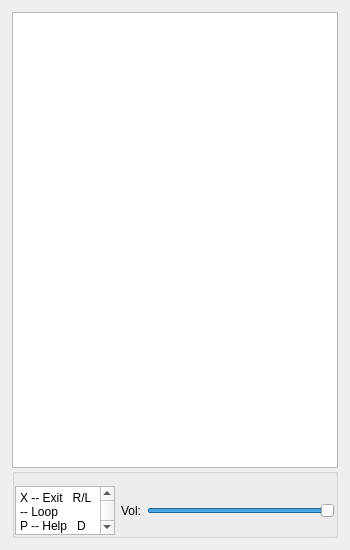
Old version of the form playlistitems.ui in the repository futuregainz/iPlayMovie.
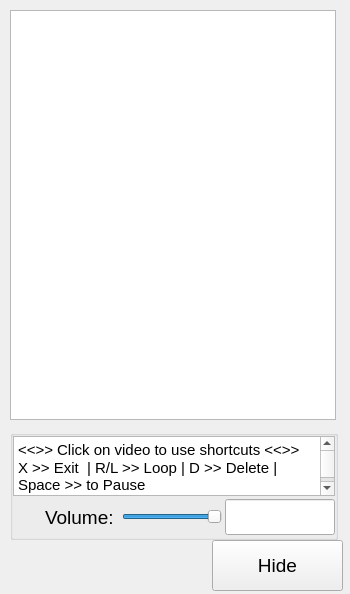
New version of the form.

Commit message: Added display of video playing time and relapsed time

Patch:
```diff
--- a/playlistitems.ui
+++ b/playlistitems.ui
@@ -7,7 +7,7 @@
     <x>0</x>
     <y>0</y>
     <width>350</width>
-    <height>550</height>
+    <height>594</height>
    </rect>
   </property>
   <property name="sizePolicy">
@@ -19,18 +19,19 @@
   <property name="minimumSize">
    <size>
     <width>350</width>
-    <height>550</height>
+    <height>594</height>
    </size>
   </property>
   <property name="maximumSize">
    <size>
     <width>350</width>
-    <height>600</height>
+    <height>594</height>
    </size>
   </property>
   <property name="font">
    <font>
     <family>Arial</family>
+    <pointsize>14</pointsize>
    </font>
   </property>
   <property name="contextMenuPolicy">
@@ -45,29 +46,17 @@
   <property name="layoutDirection">
    <enum>Qt::LeftToRight</enum>
   </property>
-  <layout class="QVBoxLayout" name="verticalLayout" stretch="0,0">
-   <property name="spacing">
-    <number>0</number>
-   </property>
-   <property name="sizeConstraint">
-    <enum>QLayout::SetDefaultConstraint</enum>
-   </property>
-   <property name="leftMargin">
-    <number>12</number>
-   </property>
-   <property name="topMargin">
-    <number>12</number>
-   </property>
-   <property name="rightMargin">
-    <number>12</number>
-   </property>
-   <property name="bottomMargin">
-    <number>12</number>
-   </property>
-   <item>
     <widget class="QListWidget" name="listWidget">
+   <property name="geometry">
+    <rect>
+     <x>10</x>
+     <y>10</y>
+     <width>326</width>
+     <height>410</height>
+    </rect>
+   </property>
      <property name="sizePolicy">
-      <sizepolicy hsizetype="Preferred" vsizetype="Preferred">
+    <sizepolicy hsizetype="Fixed" vsizetype="Fixed">
        <horstretch>0</horstretch>
        <verstretch>0</verstretch>
       </sizepolicy>
@@ -75,13 +64,13 @@
      <property name="minimumSize">
       <size>
        <width>326</width>
-       <height>426</height>
+     <height>410</height>
       </size>
      </property>
      <property name="maximumSize">
       <size>
        <width>326</width>
-       <height>4226</height>
+     <height>410</height>
       </size>
      </property>
      <property name="font">
@@ -113,7 +102,7 @@
      <property name="gridSize">
       <size>
        <width>0</width>
-       <height>30</height>
+     <height>20</height>
       </size>
      </property>
      <property name="currentRow">
@@ -123,19 +112,25 @@
       <bool>false</bool>
      </property>
     </widget>
-   </item>
-   <item>
     <widget class="QGroupBox" name="groupBox">
+   <property name="geometry">
+    <rect>
+     <x>10</x>
+     <y>430</y>
+     <width>328</width>
+     <height>110</height>
+    </rect>
+   </property>
      <property name="minimumSize">
       <size>
-       <width>326</width>
-       <height>70</height>
+     <width>328</width>
+     <height>110</height>
       </size>
      </property>
      <property name="maximumSize">
       <size>
-       <width>326</width>
-       <height>70</height>
+     <width>328</width>
+     <height>110</height>
       </size>
      </property>
      <property name="title">
@@ -144,37 +139,43 @@
      <property name="alignment">
       <set>Qt::AlignCenter</set>
      </property>
-     <layout class="QHBoxLayout" name="horizontalLayout">
+   <layout class="QVBoxLayout" name="verticalLayout_2">
+    <property name="spacing">
+     <number>3</number>
+    </property>
+    <property name="sizeConstraint">
+     <enum>QLayout::SetNoConstraint</enum>
+    </property>
       <property name="leftMargin">
        <number>0</number>
       </property>
       <property name="topMargin">
-       <number>12</number>
+     <number>0</number>
       </property>
       <property name="rightMargin">
        <number>0</number>
       </property>
       <property name="bottomMargin">
-       <number>0</number>
+     <number>2</number>
       </property>
       <item>
        <widget class="QTextEdit" name="textEdit">
         <property name="sizePolicy">
-         <sizepolicy hsizetype="Fixed" vsizetype="Fixed">
+       <sizepolicy hsizetype="Expanding" vsizetype="Fixed">
           <horstretch>0</horstretch>
           <verstretch>0</verstretch>
          </sizepolicy>
         </property>
         <property name="minimumSize">
          <size>
-          <width>100</width>
-          <height>0</height>
+        <width>0</width>
+        <height>60</height>
          </size>
         </property>
         <property name="maximumSize">
          <size>
-          <width>100</width>
-          <height>16777215</height>
+        <width>16777215</width>
+        <height>60</height>
          </size>
         </property>
         <property name="readOnly">
@@ -184,23 +185,59 @@
          <string>&lt;!DOCTYPE HTML PUBLIC &quot;-//W3C//DTD HTML 4.0//EN&quot; &quot;http://www.w3.org/TR/REC-html40/strict.dtd&quot;&gt;
 &lt;html&gt;&lt;head&gt;&lt;meta name=&quot;qrichtext&quot; content=&quot;1&quot; /&gt;&lt;style type=&quot;text/css&quot;&gt;
 p, li { white-space: pre-wrap; }
-&lt;/style&gt;&lt;/head&gt;&lt;body style=&quot; font-family:'Arial'; font-size:13pt; font-weight:400; font-style:normal;&quot;&gt;
-&lt;p style=&quot; margin-top:0px; margin-bottom:0px; margin-left:0px; margin-right:0px; -qt-block-indent:0; text-indent:0px;&quot;&gt;&lt;span style=&quot; font-size:9pt;&quot;&gt;X -- Exit   R/L -- Loop&lt;/span&gt;&lt;/p&gt;
-&lt;p style=&quot; margin-top:0px; margin-bottom:0px; margin-left:0px; margin-right:0px; -qt-block-indent:0; text-indent:0px;&quot;&gt;&lt;span style=&quot; font-size:9pt;&quot;&gt;P -- Help   D -- Delete&lt;/span&gt;&lt;/p&gt;
-&lt;p style=&quot; margin-top:0px; margin-bottom:0px; margin-left:0px; margin-right:0px; -qt-block-indent:0; text-indent:0px;&quot;&gt;&lt;span style=&quot; font-size:9pt;&quot;&gt;&amp;quot;&amp;gt;&amp;quot; -- Seek  &amp;quot;^&amp;quot; --Next&lt;/span&gt;&lt;/p&gt;
-&lt;p style=&quot; margin-top:0px; margin-bottom:0px; margin-left:0px; margin-right:0px; -qt-block-indent:0; text-indent:0px;&quot;&gt;&lt;span style=&quot; font-size:9pt;&quot;&gt;M -- Mute  F --  Fill&lt;/span&gt;&lt;/p&gt;&lt;/body&gt;&lt;/html&gt;</string>
-        </property>
-       </widget>
+&lt;/style&gt;&lt;/head&gt;&lt;body style=&quot; font-family:'Arial'; font-size:14pt; font-weight:400; font-style:normal;&quot;&gt;
+&lt;p style=&quot; margin-top:0px; margin-bottom:0px; margin-left:0px; margin-right:0px; -qt-block-indent:0; text-indent:0px;&quot;&gt;&lt;span style=&quot; font-size:11pt;&quot;&gt;&amp;lt;&amp;lt;&amp;gt;&amp;gt; Click on video to use shortcuts &amp;lt;&amp;lt;&amp;gt;&amp;gt;&lt;/span&gt;&lt;/p&gt;
+&lt;p style=&quot; margin-top:0px; margin-bottom:0px; margin-left:0px; margin-right:0px; -qt-block-indent:0; text-indent:0px;&quot;&gt;&lt;span style=&quot; font-size:11pt;&quot;&gt;X &amp;gt;&amp;gt; Exit  | R/L &amp;gt;&amp;gt; Loop | D &amp;gt;&amp;gt; Delete |  Space &amp;gt;&amp;gt; to Pause&lt;/span&gt;&lt;/p&gt;
+&lt;p style=&quot; margin-top:0px; margin-bottom:0px; margin-left:0px; margin-right:0px; -qt-block-indent:0; text-indent:0px;&quot;&gt;&lt;span style=&quot; font-size:11pt;&quot;&gt;&amp;quot;&amp;gt;&amp;quot; &amp;gt;&amp;gt; Seek  |  &amp;quot;^&amp;quot; &amp;gt;&amp;gt; Next | M &amp;gt;&amp;gt; Mute  |  F &amp;gt;&amp;gt; FullScreen |&lt;/span&gt;&lt;/p&gt;
+&lt;p style=&quot;-qt-paragraph-type:empty; margin-top:0px; margin-bottom:0px; margin-left:0px; margin-right:0px; -qt-block-indent:0; text-indent:0px; font-size:11pt;&quot;&gt;&lt;br /&gt;&lt;/p&gt;&lt;/body&gt;&lt;/html&gt;</string>
+      </property>
+     </widget>
+    </item>
+    <item>
+     <layout class="QHBoxLayout" name="horizontalLayout_2">
+      <property name="spacing">
+       <number>3</number>
+      </property>
+      <item>
+       <spacer name="horizontalSpacer">
+        <property name="orientation">
+         <enum>Qt::Horizontal</enum>
+        </property>
+        <property name="sizeHint" stdset="0">
+         <size>
+          <width>40</width>
+          <height>20</height>
+         </size>
+        </property>
+       </spacer>
       </item>
       <item>
        <widget class="QLabel" name="volLabel">
         <property name="text">
-         <string>Vol:</string>
+         <string>Volume: </string>
         </property>
        </widget>
       </item>
       <item>
        <widget class="QSlider" name="volCtrl">
+        <property name="sizePolicy">
+         <sizepolicy hsizetype="Fixed" vsizetype="Fixed">
+          <horstretch>0</horstretch>
+          <verstretch>0</verstretch>
+         </sizepolicy>
+        </property>
+        <property name="minimumSize">
+         <size>
+          <width>100</width>
+          <height>0</height>
+         </size>
+        </property>
+        <property name="maximumSize">
+         <size>
+          <width>100</width>
+          <height>16777215</height>
+         </size>
+        </property>
         <property name="font">
          <font>
           <weight>50</weight>
@@ -224,10 +261,58 @@
         </property>
        </widget>
       </item>
-     </layout>
+      <item>
+       <widget class="QLineEdit" name="vidLength">
+        <property name="sizePolicy">
+         <sizepolicy hsizetype="Fixed" vsizetype="Fixed">
+          <horstretch>0</horstretch>
+          <verstretch>0</verstretch>
+         </sizepolicy>
+        </property>
+        <property name="minimumSize">
+         <size>
+          <width>110</width>
+          <height>36</height>
+         </size>
+        </property>
+        <property name="maximumSize">
+         <size>
+          <width>110</width>
+          <height>36</height>
+         </size>
+        </property>
+        <property name="font">
+         <font>
+          <pointsize>13</pointsize>
+          <weight>75</weight>
+          <bold>true</bold>
+         </font>
+        </property>
+        <property name="alignment">
+         <set>Qt::AlignCenter</set>
+        </property>
+        <property name="readOnly">
+         <bool>true</bool>
+        </property>
     </widget>
    </item>
   </layout>
+    </item>
+   </layout>
+  </widget>
+  <widget class="QPushButton" name="hide_Button">
+   <property name="geometry">
+    <rect>
+     <x>212</x>
+     <y>540</y>
+     <width>131</width>
+     <height>51</height>
+    </rect>
+   </property>
+   <property name="text">
+    <string>Hide</string>
+   </property>
+  </widget>
  </widget>
  <resources/>
  <connections/>
```
Lines whose indentation alone changed are shown as unchanged. The commit also changes 9 other files.
